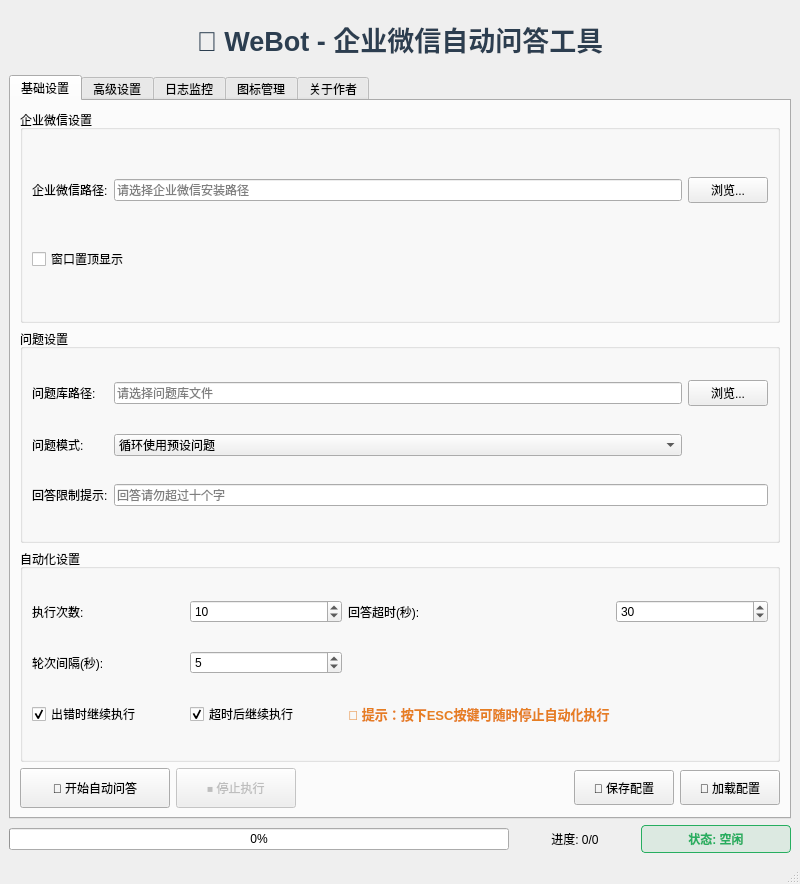
First picture: the form in mainwindow.ui, repository linyvhuo/WeBot, before the edit.
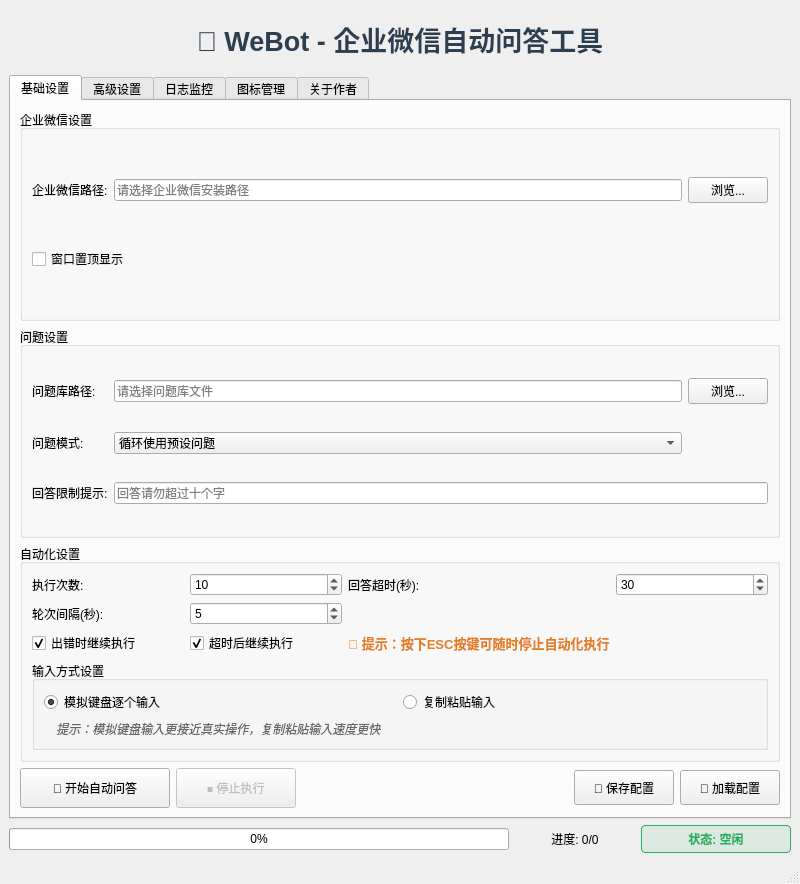
Second picture: the form after the edit. Icons and pictures are not drawn.

```diff
--- a/mainwindow.ui
+++ b/mainwindow.ui
@@ -228,7 +228,7 @@
            <item row="0" column="3">
             <widget class="QSpinBox" name="timeoutSpin">
              <property name="minimum">
-              <number>5</number>
+              <number>1</number>
              </property>
              <property name="maximum">
               <number>300</number>
@@ -264,6 +264,49 @@
              </property>
             </widget>
            </item>
+           <item row="3" column="0" colspan="4">
+            <widget class="QGroupBox" name="inputMethodGroup">
+             <property name="title">
+              <string>输入方式设置</string>
+             </property>
+             <layout class="QVBoxLayout" name="inputMethodLayout">
+              <item>
+               <layout class="QHBoxLayout" name="inputMethodButtons">
+                <item>
+                 <widget class="QRadioButton" name="keyboardInputRadio">
+                  <property name="text">
+                   <string>模拟键盘逐个输入</string>
+                  </property>
+                  <property name="checked">
+                   <bool>true</bool>
+                  </property>
+                 </widget>
+                </item>
+                <item>
+                 <widget class="QRadioButton" name="pasteInputRadio">
+                  <property name="text">
+                   <string>复制粘贴输入</string>
+                  </property>
+                 </widget>
+                </item>
+               </layout>
+              </item>
+              <item>
+               <widget class="QLabel" name="inputMethodHintLabel">
+                <property name="styleSheet">
+                 <string notr="true">font-size: 9pt; color: #666666; font-style: italic;</string>
+                </property>
+                <property name="text">
+                 <string>💡 提示：模拟键盘输入更接近真实操作，复制粘贴输入速度更快</string>
+                </property>
+                <property name="wordWrap">
+                 <bool>true</bool>
+                </property>
+               </widget>
+              </item>
+             </layout>
+            </widget>
+           </item>
           </layout>
          </widget>
         </item>
```
Left out of the diff: 20 changed lines with no effect on the pictures.
